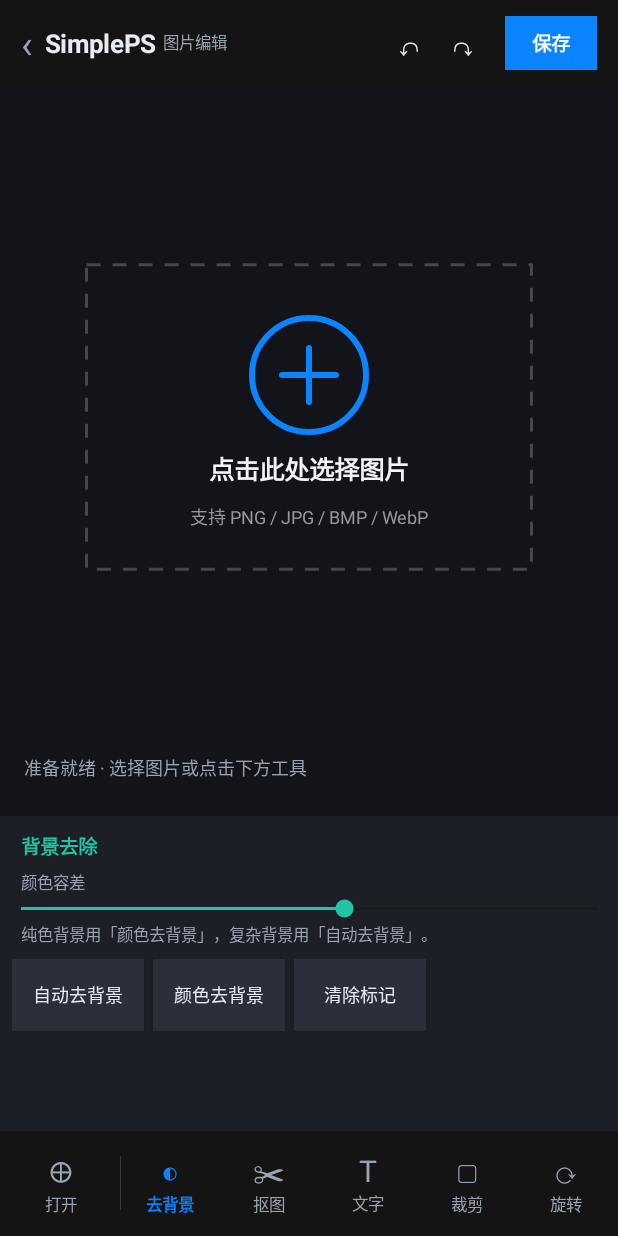
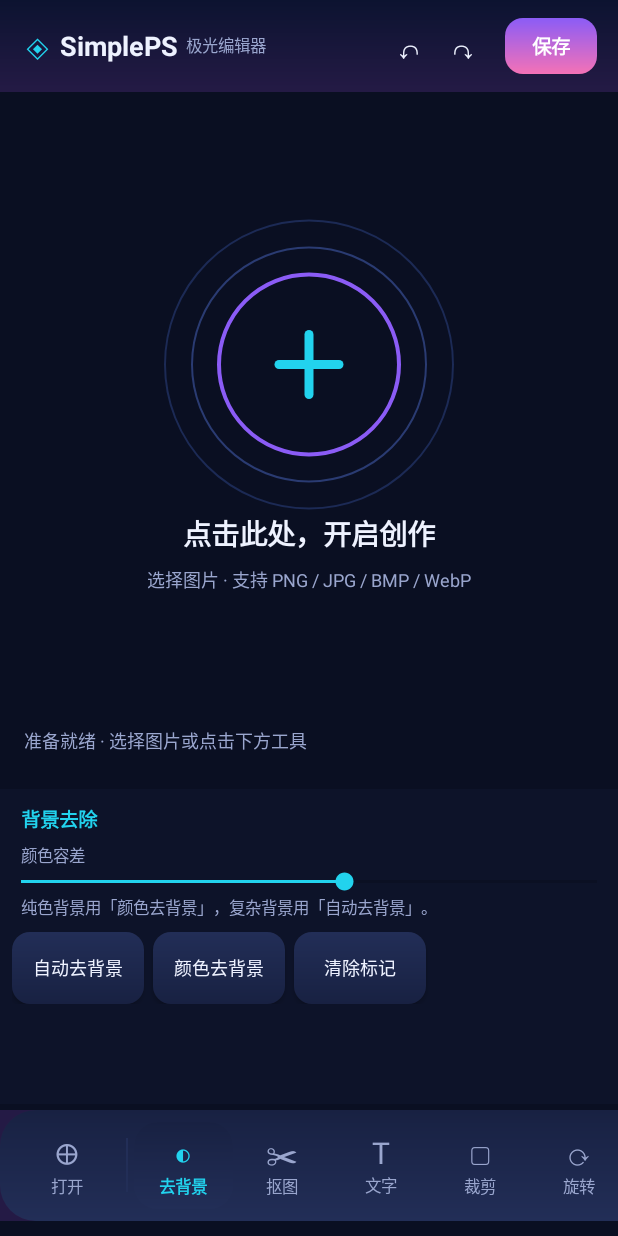
Before and after one commit to haoliying/SimplePS-Android, an Android app: the screen it shows after launch (MainActivity), on a phone screen of 412 x 824 dp. Run offline under Robolectric (Android 15) with nearby library versions, the phone set to English and light mode, and no system bars.

Commit message:
SimplePS Android v3.0.0: 极光主题 + 去背景缩略图加速 + 即时生效

```diff
--- a/app/build.gradle.kts
+++ b/app/build.gradle.kts
@@ -11,8 +11,8 @@ android {
         applicationId = "com.simpleps.android"
         minSdk = 26
         targetSdk = 35
-        versionCode = 3
-        versionName = "2.1.0"
+        versionCode = 4
+        versionName = "3.0.0"
     }
 
     buildTypes {
--- a/app/src/main/java/com/simpleps/android/MainActivity.kt
+++ b/app/src/main/java/com/simpleps/android/MainActivity.kt
@@ -51,6 +51,8 @@ class MainActivity : AppCompatActivity() {
     private var currentTab = "bg"
     private lateinit var panel: LinearLayout
     private lateinit var tabButtons: MutableMap<String, LinearLayout>
+    /** 当前矩形框选完成后要执行的动作（裁剪 / 抠图 / 文字采样）。 */
+    private var rectAction: ((Rect) -> Unit)? = null
 
     // 控件引用
     private lateinit var toleranceBar: SeekBar
@@ -64,22 +66,35 @@ class MainActivity : AppCompatActivity() {
     private lateinit var rotateBar: SeekBar
     private lateinit var scaleBar: SeekBar
 
-    private val BG = Color.rgb(18, 20, 26)
-    private val PANEL2 = Color.rgb(43, 47, 57)
-    private val CARD = Color.rgb(49, 54, 66)
-    private val FG = Color.rgb(232, 235, 242)
-    private val MUTED = Color.rgb(154, 163, 178)
-    private val ACCENT = Color.rgb(79, 140, 255)
-    private val ACCENT2 = Color.rgb(34, 195, 166)
+    // "极光"主题配色：深空蓝紫背景 + 青紫粉强调
+    private val BG = Color.rgb(10, 15, 34)
+    private val HEADER_TOP = Color.rgb(12, 19, 48)
+    private val HEADER_BOT = Color.rgb(36, 26, 69)
+    private val PANEL_BG = Color.rgb(13, 19, 41)
+    private val PANEL2 = Color.rgb(34, 46, 87)
+    private val CARD = Color.rgb(24, 33, 66)
+    private val FG = Color.rgb(238, 242, 255)
+    private val MUTED = Color.rgb(154, 166, 206)
+    private val ACCENT = Color.rgb(139, 92, 246)   // 紫
+    private val ACCENT_CYAN = Color.rgb(34, 211, 238) // 青
+    private val ACCENT2 = Color.rgb(52, 211, 153)  // 绿
+    private val ROSE = Color.rgb(244, 114, 182)    // 粉
 
     private val pickImage = registerForActivityResult(ActivityResultContracts.GetContent()) { uri: Uri? ->
         uri?.let { loadImage(it) }
     }
 
+    /** 渐变背景 drawable（可带圆角）。 */
+    private fun gradientBg(top: Int, bottom: Int, radius: Float = 0f): android.graphics.drawable.GradientDrawable =
+        android.graphics.drawable.GradientDrawable(
+            android.graphics.drawable.GradientDrawable.Orientation.TOP_BOTTOM, intArrayOf(top, bottom)
+        ).apply { if (radius > 0f) cornerRadius = radius }
+
     override fun onCreate(savedInstanceState: Bundle?) {
         super.onCreate(savedInstanceState)
         supportActionBar?.hide()
-        window.statusBarColor = BG
+        @Suppress("DEPRECATION")
+        window.statusBarColor = HEADER_TOP
 
         val root = LinearLayout(this).apply {
             orientation = LinearLayout.VERTICAL
@@ -87,24 +102,24 @@ class MainActivity : AppCompatActivity() {
         }
         setContentView(root)
 
-        // 顶部操作栏（华为相册风格：返回箭头 + 标题 + 撤销/重做 + 保存）
+        // 顶部操作栏（极光渐变：品牌标识 + 撤销/重做 + 保存）
         val header = LinearLayout(this).apply {
             orientation = LinearLayout.HORIZONTAL
-            setBackgroundColor(Color.rgb(20, 20, 20))
-            setPadding(dp(14), dp(11), dp(14), dp(11))
+            background = gradientBg(HEADER_TOP, HEADER_BOT)
+            setPadding(dp(16), dp(12), dp(14), dp(12))
             gravity = Gravity.CENTER_VERTICAL
         }
         header.addView(TextView(this).apply {
-            text = "‹"; textSize = 26f; setTextColor(MUTED)
-            setPadding(0, 0, dp(8), 0)
+            text = "◈"; textSize = 24f; setTextColor(ACCENT_CYAN)
+            setPadding(0, 0, dp(6), 0)
         })
         header.addView(TextView(this).apply {
             text = "SimplePS"
-            textSize = 17f; setTextColor(FG)
+            textSize = 18f; setTextColor(FG)
             setTypeface(null, android.graphics.Typeface.BOLD)
         })
         header.addView(TextView(this).apply {
-            text = "  图片编辑"; textSize = 11f; setTextColor(MUTED)
+            text = "  极光编辑器"; textSize = 11f; setTextColor(MUTED)
         })
         header.addView(View(this).apply { layoutParams = LinearLayout.LayoutParams(0, 1, 1f) })
         header.addView(iconTextButton("↶", 20f) { undo() })
@@ -113,8 +128,8 @@ class MainActivity : AppCompatActivity() {
             text = "保存"; textSize = 13f; setTextColor(Color.WHITE)
             setTypeface(null, android.graphics.Typeface.BOLD)
             gravity = Gravity.CENTER
-            setBackgroundColor(Color.rgb(10, 132, 255))
-            setPadding(dp(18), dp(8), dp(18), dp(8))
+            background = gradientBg(ACCENT, ROSE, dp(12).toFloat())
+            setPadding(dp(18), dp(9), dp(18), dp(9))
             setOnClickListener { saveCurrent() }
         }, LinearLayout.LayoutParams(
             ViewGroup.LayoutParams.WRAP_CONTENT, ViewGroup.LayoutParams.WRAP_CONTENT
@@ -142,34 +157,34 @@ class MainActivity : AppCompatActivity() {
         root.addView(status)
         root.addView(info)
 
-        // 工具面板（可滚动）
+        // 工具面板（极光玻璃卡片，可滚动）
         panel = LinearLayout(this).apply { orientation = LinearLayout.VERTICAL }
         val panelScroll = ScrollView(this).apply {
-            setBackgroundColor(Color.rgb(28, 31, 38))
+            setBackgroundColor(PANEL_BG)
             addView(panel, ViewGroup.LayoutParams(
                 ViewGroup.LayoutParams.MATCH_PARENT, ViewGroup.LayoutParams.WRAP_CONTENT))
         }
         root.addView(panelScroll, LinearLayout.LayoutParams(
             ViewGroup.LayoutParams.MATCH_PARENT, dp(210)))
 
-        // 底部图标工具栏（华为相册风格：图标 + 文字，选中高亮）
+        // 底部图标工具栏（悬浮胶囊：图标 + 文字，选中青色高亮）
         val navScroll = HorizontalScrollView(this).apply {
-            setBackgroundColor(Color.rgb(20, 20, 20))
+            setBackgroundColor(HEADER_BOT)
             isHorizontalScrollBarEnabled = false
         }
         val nav = LinearLayout(this).apply {
             orientation = LinearLayout.HORIZONTAL
-            setBackgroundColor(Color.rgb(20, 20, 20))
-            setPadding(dp(8), dp(6), dp(8), dp(6))
+            background = gradientBg(CARD, PANEL2, dp(24).toFloat())
+            setPadding(dp(12), dp(8), dp(12), dp(8))
             gravity = Gravity.CENTER_VERTICAL
         }
         tabButtons = LinkedHashMap()
         // 打开按钮固定在最左
         nav.addView(navItem("⊕", "打开") { pickImage.launch("image/*") },
             LinearLayout.LayoutParams(dp(66), dp(58)))
-        nav.addView(View(this).apply { setBackgroundColor(Color.rgb(58, 58, 60)) },
-            LinearLayout.LayoutParams(1, dp(36)).apply {
-                leftMargin = dp(6); topMargin = dp(10); bottomMargin = dp(10)
+        nav.addView(View(this).apply { setBackgroundColor(PANEL2) },
+            LinearLayout.LayoutParams(2, dp(36)).apply {
+                leftMargin = dp(6); rightMargin = dp(4); topMargin = dp(10); bottomMargin = dp(10)
             })
         val tools = listOf(
             "bg" to Triple("◐", "去背景", {}),
@@ -184,9 +199,11 @@ class MainActivity : AppCompatActivity() {
             tabButtons[key] = item
             nav.addView(item, LinearLayout.LayoutParams(dp(66), dp(58)))
         }
-        navScroll.addView(nav)
+        navScroll.addView(nav, ViewGroup.LayoutParams(
+            ViewGroup.LayoutParams.MATCH_PARENT, ViewGroup.LayoutParams.WRAP_CONTENT))
         root.addView(navScroll, LinearLayout.LayoutParams(
-            ViewGroup.LayoutParams.MATCH_PARENT, ViewGroup.LayoutParams.WRAP_CONTENT))
+            ViewGroup.LayoutParams.MATCH_PARENT, ViewGroup.LayoutParams.WRAP_CONTENT
+        ).apply { setMargins(0, dp(4), 0, dp(10)) })
 
         // 无图片时点击画布直接选图
         overlay.onEmptyClick = { pickImage.launch("image/*") }
@@ -200,8 +217,9 @@ class MainActivity : AppCompatActivity() {
     private fun flatButton(label: String, click: () -> Unit): Button = Button(this).apply {
         text = label; textSize = 12f
         setTextColor(FG)
-        setBackgroundColor(PANEL2)
+        background = gradientBg(PANEL2, CARD, dp(12).toFloat())
         setOnClickListener { click() }
+        isAllCaps = false
     }
 
     private fun iconTextButton(icon: String, size: Float, click: () -> Unit): TextView =
@@ -233,13 +251,13 @@ class MainActivity : AppCompatActivity() {
 
     @Suppress("UNCHECKED_CAST")
     private fun setNavActive(item: LinearLayout, active: Boolean) {
-        val color = if (active) Color.rgb(10, 132, 255) else MUTED
+        val color = if (active) ACCENT_CYAN else MUTED
         val pair = item.tag as? Pair<TextView, TextView> ?: return
         val ic = pair.first
         val lb = pair.second
         ic.setTextColor(color); lb.setTextColor(color)
         lb.setTypeface(null, if (active) android.graphics.Typeface.BOLD else android.graphics.Typeface.NORMAL)
-        item.setBackgroundColor(Color.TRANSPARENT)
+        item.background = if (active) gradientBg(CARD, PANEL2, dp(16).toFloat()) else null
     }
 
     // ------------------------------------------------------------ 面板构建
@@ -248,6 +266,9 @@ class MainActivity : AppCompatActivity() {
         for ((k, b) in tabButtons) setNavActive(b, k == key)
         panel.removeAllViews()
         overlay.mode = OverlayView.Mode.NONE
+        rectAction = null
+        overlay.onRectCommitted = { r -> rectAction?.invoke(r) }
+        overlay.onStrokeCommitted = null
         when (key) {
             "bg" -> buildBgPanel()
             "cutout" -> buildCutoutPanel()
@@ -261,7 +282,7 @@ class MainActivity : AppCompatActivity() {
     private fun sectionTitle(text: String) {
         panel.addView(TextView(this).apply {
             this.text = text
-            setTextColor(ACCENT2); textSize = 13f
+            setTextColor(ACCENT_CYAN); textSize = 13f
             setTypeface(null, android.graphics.Typeface.BOLD)
             setPadding(dp(14), dp(10), dp(14), dp(2))
         })
@@ -289,7 +310,9 @@ class MainActivity : AppCompatActivity() {
         panel.addView(row)
     }
 
-    private fun labeledSeek(label: String, max: Int, def: Int, onchange: ((Int) -> Unit)? = null): SeekBar {
+    private fun labeledSeek(label: String, max: Int, def: Int,
+                            onchange: ((Int) -> Unit)? = null,
+                            onStop: ((Int) -> Unit)? = null): SeekBar {
         panel.addView(TextView(this).apply {
             text = label; setTextColor(MUTED); textSize = 11f
             setPadding(dp(14), dp(4), dp(14), 0)
@@ -301,7 +324,7 @@ class MainActivity : AppCompatActivity() {
         bar.setOnSeekBarChangeListener(object : SeekBar.OnSeekBarChangeListener {
             override fun onProgressChanged(s: SeekBar?, p: Int, f: Boolean) { onchange?.invoke(p) }
             override fun onStartTrackingTouch(s: SeekBar?) {}
-            override fun onStopTrackingTouch(s: SeekBar?) {}
+            override fun onStopTrackingTouch(s: SeekBar?) { onStop?.invoke(bar.progress) }
         })
         panel.addView(bar, LinearLayout.LayoutParams(
             ViewGroup.LayoutParams.MATCH_PARENT, ViewGroup.LayoutParams.WRAP_CONTENT))
@@ -332,15 +355,19 @@ class MainActivity : AppCompatActivity() {
     }
 
     private fun buildCutoutPanel() {
-        sectionTitle("智能抠图")
+        sectionTitle("智能抠图 · 松开即生效")
         brushBar = labeledSeek("笔刷半径", 60, 24) { overlay.brushRadius = (it + 8).toFloat() }
         overlay.brushRadius = (brushBar.progress + 8).toFloat()
-        hint("选工具后在图上操作，再点「应用抠图」。")
+        hint("框选或涂抹后松开手指即刻抠图，无需点应用。")
+        // 矩形框选松开即抠图
+        rectAction = { r -> overlay.rect = r; applyCutout() }
+        // 笔刷涂抹松开即抠图
+        overlay.onStrokeCommitted = { applyCutout() }
         actionRow(
-            "矩形框选" to { overlay.mode = OverlayView.Mode.RECT; setStatus("拖拽框住主体") },
-            "前景笔刷" to { overlay.mode = OverlayView.Mode.FG; setStatus("绿色：保留区域") },
-            "背景笔刷" to { overlay.mode = OverlayView.Mode.BG; setStatus("红色：擦除区域") },
-            "应用抠图" to { applyCutout() },
+            "矩形框选" to { overlay.mode = OverlayView.Mode.RECT; setStatus("拖拽框住主体，松开即抠图") },
+            "前景笔刷" to { overlay.mode = OverlayView.Mode.FG; setStatus("绿色保留：涂抹后松开即抠图") },
+            "背景笔刷" to { overlay.mode = OverlayView.Mode.BG; setStatus("红色擦除：涂抹后松开即抠图") },
+            "清除标记" to { overlay.clearMarks(); setStatus("已清除标记") },
         )
     }
 
@@ -395,12 +422,9 @@ class MainActivity : AppCompatActivity() {
 
     private fun buildTransformPanel() {
         sectionTitle("缩放 / 镜像")
-        scaleBar = labeledSeek("缩放比例 (50% ~ 300%)", 250, 100) { setStatus("缩放 ${it + 50}%") }
-        actionRow(
-            "缩小 50%" to { applyTransform("缩放") { Transforms.scale(it, 0.5f) } },
-            "放大 2×" to { applyTransform("缩放") { Transforms.scale(it, 2f) } },
-            "按比例" to { applyTransform("缩放") { Transforms.scale(it, (scaleBar.progress + 50) / 100f) } },
-        )
+        scaleBar = labeledSeek("缩放比例 (50% ~ 300%)", 250, 100,
+            { setStatus("缩放 ${it + 50}%  ·  松开即生效") },
+            { p -> applyTransform("缩放") { Transforms.scale(it, (p + 50) / 100f) } })
         actionRow(
             "⇋ 水平翻转" to { applyTransform("翻转") { Transforms.flip(it, true) } },
             "⇅ 垂直翻转" to { applyTransform("翻转") { Transforms.flip(it, false) } },
@@ -408,33 +432,42 @@ class MainActivity : AppCompatActivity() {
     }
 
     private fun buildCropPanel() {
-        sectionTitle("裁剪")
-        hint("在画布上拖拽出矩形区域后点「应用裁剪」。")
+        sectionTitle("裁剪 · 松开即生效")
+        hint("在画布上拖拽出矩形区域，松开手指即刻裁剪。")
+        rectAction = { r -> applyTransform("裁剪") { bmp -> Transforms.crop(bmp, Rect(r)) } }
         actionRow(
             "▢ 框选裁剪区" to {
                 overlay.mode = OverlayView.Mode.RECT
-                overlay.onRectChanged = { r -> sampleRect = r }
-                setStatus("拖拽出裁剪区域后点「应用裁剪」")
+                setStatus("拖拽出裁剪区域，松开即裁剪")
             },
-            "✂ 应用裁剪" to {
-                val r = sampleRect
-                if (r == null) toast("请先框选裁剪区域")
-                else applyTransform("裁剪") { Transforms.crop(it, Rect(r)) }
-            },
-            "清除框选" to { overlay.clearMarks(); sampleRect = null; setStatus("已清除框选") },
+            "1:1" to { cropRatio(1f) },
+            "4:3" to { cropRatio(4f / 3f) },
+            "16:9" to { cropRatio(16f / 9f) },
         )
     }
 
+    private fun cropRatio(ratio: Float) {
+        val bmp = current ?: run { toast("请先选择图片"); return }
+        val w = bmp.width; val h = bmp.height
+        val r = if (w.toFloat() / h > ratio) {
+            val nw = (h * ratio).toInt(); val x0 = (w - nw) / 2
+            Rect(x0, 0, x0 + nw, h)
+        } else {
+            val nh = (w / ratio).toInt(); val y0 = (h - nh) / 2
+            Rect(0, y0, w, y0 + nh)
+        }
+        applyTransform("裁剪") { Transforms.crop(it, r) }
+    }
+
     private fun buildRotatePanel() {
-        sectionTitle("旋转")
+        sectionTitle("旋转 · 松开即生效")
         actionRow(
             "↶ 左转 90°" to { applyTransform("旋转") { Transforms.rotate90(it, -1) } },
             "↷ 右转 90°" to { applyTransform("旋转") { Transforms.rotate90(it, 1) } },
         )
-        rotateBar = labeledSeek("任意角度 (-180° ~ 180°)", 360, 180) { setStatus("旋转 ${it - 180}°") }
-        actionRow(
-            "应用旋转" to { applyTransform("旋转") { Transforms.rotate(it, (rotateBar.progress - 180).toFloat()) } },
-        )
+        rotateBar = labeledSeek("任意角度 (-180° ~ 180°)", 360, 180,
+            { setStatus("旋转 ${it - 180}°  ·  松开即生效") },
+            { p -> applyTransform("旋转") { Transforms.rotate(it, (p - 180).toFloat()) } })
     }
 
     // ------------------------------------------------------------ 业务逻辑
--- a/app/src/main/java/com/simpleps/android/ui/OverlayView.kt
+++ b/app/src/main/java/com/simpleps/android/ui/OverlayView.kt
@@ -27,6 +27,10 @@ class OverlayView @JvmOverloads constructor(
     var brushRadius = 24f
     var rect: Rect? = null
     var onRectChanged: ((Rect?) -> Unit)? = null
+    /** 矩形框选完成（手指抬起）时回调，用于松开即裁剪/抠图。 */
+    var onRectCommitted: ((Rect) -> Unit)? = null
+    /** 笔刷绘制完成（手指抬起）时回调，用于松开即抠图。 */
+    var onStrokeCommitted: (() -> Unit)? = null
     var onPlace: ((Int, Int) -> Unit)? = null
     /** 无图片时点击画布的回调（用于直接选择图片）。 */
     var onEmptyClick: (() -> Unit)? = null
@@ -87,6 +91,7 @@ class OverlayView @JvmOverloads constructor(
     fun enablePanMode() { mode = Mode.NONE; invalidate() }
 
     private fun dp(v: Int): Float = v * resources.displayMetrics.density
+    @Suppress("DEPRECATION")
     private fun sp(v: Int): Float = v * resources.displayMetrics.scaledDensity
 
     private fun resetView() { userScale = 1f; panX = 0f; panY = 0f }
@@ -99,7 +104,7 @@ class OverlayView @JvmOverloads constructor(
             var col = 0
             var x = dst.left
             while (x < dst.right) {
-                paint.color = if ((row + col) % 2 == 0) Color.rgb(42, 46, 55) else Color.rgb(30, 33, 40)
+                paint.color = if ((row + col) % 2 == 0) Color.rgb(38, 40, 62) else Color.rgb(26, 28, 50)
                 paint.style = Paint.Style.FILL
                 canvas.drawRect(x, y, min(x + cell, dst.right), min(y + cell, dst.bottom), paint)
                 x += cell; col++
@@ -110,46 +115,39 @@ class OverlayView @JvmOverloads constructor(
 
     override fun onDraw(canvas: Canvas) {
         super.onDraw(canvas)
-        canvas.drawColor(Color.rgb(18, 20, 26))
+        canvas.drawColor(Color.rgb(10, 15, 34))
         val src = source
         if (src == null) {
-            // 华为相册风格空状态：虚线框 + 加号圆圈 + 提示
-            val bw = (width * 0.72f).coerceAtMost(760f)
-            val bh = (height * 0.46f).coerceAtMost(460f)
-            val l = (width - bw) / 2f
-            val t = (height - bh) / 2f
-            val dashPaint = Paint(Paint.ANTI_ALIAS_FLAG).apply {
-                color = Color.rgb(70, 70, 76); style = Paint.Style.STROKE
-                strokeWidth = 3f
+            // 极光空状态：霓虹渐变光环 + 加号 + 品牌提示
+            val cx = width / 2f
+            val cy = height / 2f - dp(28)
+            val rings = listOf(
+                Triple(dp(96), Color.rgb(28, 42, 85), 2f),
+                Triple(dp(78), Color.rgb(42, 59, 114), 2f),
+                Triple(dp(60), Color.rgb(139, 92, 246), 4f),
+            )
+            for ((r, col, sw) in rings) {
+                canvas.drawCircle(cx, cy, r, Paint(Paint.ANTI_ALIAS_FLAG).apply {
+                    color = col; style = Paint.Style.STROKE; strokeWidth = sw
+                })
             }
-            val dm = android.graphics.DashPathEffect(floatArrayOf(14f, 12f), 0f)
-            dashPaint.pathEffect = dm
-            canvas.drawRect(RectF(l, t, l + bw, t + bh), dashPaint)
-            dashPaint.pathEffect = null
-
-            val cx = width / 2f
-            val cy = t + bh / 2f - dp(28)
-            val circle = Paint(Paint.ANTI_ALIAS_FLAG).apply {
-                color = Color.rgb(10, 132, 255); style = Paint.Style.STROKE; strokeWidth = 6f
+            val plus = Paint(Paint.ANTI_ALIAS_FLAG).apply {
+                color = Color.rgb(34, 211, 238); style = Paint.Style.STROKE
+                strokeWidth = 9f; strokeCap = Paint.Cap.ROUND
             }
-            canvas.drawCircle(cx, cy, dp(38), circle)
-            val plus = Paint(Paint.ANTI_ALIAS_FLAG).apply {
-                color = Color.rgb(10, 132, 255); style = Paint.Style.STROKE
-                strokeWidth = 6f; strokeCap = Paint.Cap.ROUND
-            }
-            canvas.drawLine(cx - dp(18), cy, cx + dp(18), cy, plus)
-            canvas.drawLine(cx, cy - dp(18), cx, cy + dp(18), plus)
+            canvas.drawLine(cx - dp(20), cy, cx + dp(20), cy, plus)
+            canvas.drawLine(cx, cy - dp(20), cx, cy + dp(20), plus)
 
             val title = Paint(Paint.ANTI_ALIAS_FLAG).apply {
-                color = Color.rgb(242, 242, 247); textSize = sp(17)
+                color = Color.rgb(238, 242, 255); textSize = sp(19)
                 textAlign = Paint.Align.CENTER; isFakeBoldText = true
             }
-            canvas.drawText("点击此处选择图片", cx, t + bh - dp(60), title)
+            canvas.drawText("点击此处，开启创作", cx, cy + dp(120), title)
             val sub = Paint(Paint.ANTI_ALIAS_FLAG).apply {
-                color = Color.rgb(152, 152, 159); textSize = sp(12)
+                color = Color.rgb(154, 166, 206); textSize = sp(12)
                 textAlign = Paint.Align.CENTER
             }
-            canvas.drawText("支持 PNG / JPG / BMP / WebP", cx, t + bh - dp(30), sub)
+            canvas.drawText("选择图片 · 支持 PNG / JPG / BMP / WebP", cx, cy + dp(148), sub)
             return
         }
 
@@ -169,8 +167,8 @@ class OverlayView @JvmOverloads constructor(
 
         rect?.let { r ->
             paint.style = Paint.Style.STROKE
-            paint.color = Color.rgb(34, 195, 166)
-            paint.strokeWidth = 2.5f
+            paint.color = Color.rgb(34, 211, 238)
+            paint.strokeWidth = 3f
             canvas.drawRect(
                 RectF(ox + r.left * scale, oy + r.top * scale, ox + r.right * scale, oy + r.bottom * scale),
                 paint,
@@ -181,8 +179,8 @@ class OverlayView @JvmOverloads constructor(
             val px = ox + p.x * scale
             val py = oy + p.y * scale
             paint.style = Paint.Style.STROKE
-            paint.color = Color.rgb(79, 140, 255)
-            paint.strokeWidth = 2.5f
+            paint.color = Color.rgb(244, 114, 182)
+            paint.strokeWidth = 3f
             canvas.drawCircle(px, py, 12f, paint)
             canvas.drawLine(px - 20f, py, px + 20f, py, paint)
             canvas.drawLine(px, py - 20f, px, py + 20f, paint)
@@ -270,7 +268,13 @@ class OverlayView @JvmOverloads constructor(
                 panning = false
                 if (mode == Mode.RECT && rect != null) {
                     val r = rect!!
-                    if (r.width() < 6 || r.height() < 6) rect = null
+                    if (r.width() < 6 || r.height() < 6) {
+                        rect = null
+                    } else {
+                        onRectCommitted?.invoke(Rect(r))
+                    }
+                } else if ((mode == Mode.FG || mode == Mode.BG) && last != null) {
+                    onStrokeCommitted?.invoke()
                 }
                 last = null
                 invalidate()
--- a/app/src/main/res/values/themes.xml
+++ b/app/src/main/res/values/themes.xml
@@ -1,11 +1,11 @@
 <?xml version="1.0" encoding="utf-8"?>
 <resources xmlns:tools="http://schemas.android.com/tools">
     <style name="Theme.SimplePS" parent="Theme.MaterialComponents.DayNight.NoActionBar">
-        <item name="colorPrimary">#2563EB</item>
-        <item name="colorPrimaryDark">#12141A</item>
-        <item name="colorAccent">#22C3A6</item>
-        <item name="android:windowBackground">#12141A</item>
-        <item name="android:statusBarColor">#12141A</item>
+        <item name="colorPrimary">#8B5CF6</item>
+        <item name="colorPrimaryDark">#0C1330</item>
+        <item name="colorAccent">#22D3EE</item>
+        <item name="android:windowBackground">#0A0F22</item>
+        <item name="android:statusBarColor">#0C1330</item>
         <item name="android:windowLightStatusBar" tools:targetApi="m">false</item>
     </style>
 </resources>
```
Also changed, not shown: app/src/main/java/com/simpleps/android/image/ImageProcessor.kt (+30 -11 lines), 1 other file.
